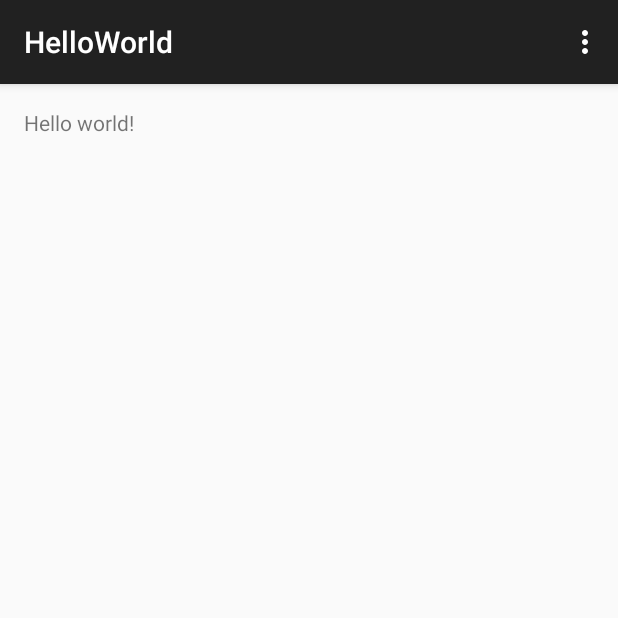
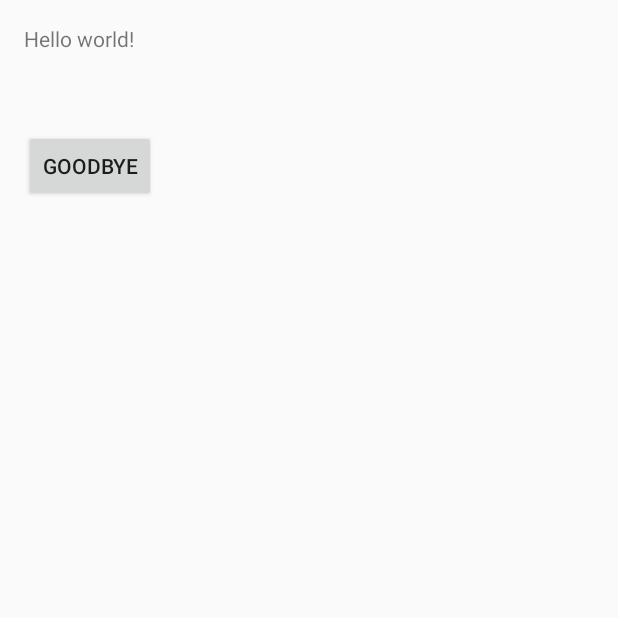
Before and after one commit to aharris1/HelloWorld, an Android app: the screen it shows after launch (MainActivity), on a phone screen of 412 x 824 dp, the top half of it. Run offline under Robolectric (Android 15) with nearby library versions, the phone set to English and light mode, and no system bars.

Commit message:
Merge branch 'master' of https://github.com/aharris1/HelloWorld
Button now changes textView from "Hello World" to "Goodbye Cruel World"

```diff
--- a/app/src/main/java/stevens/aharris1/helloworld/MainActivity.java
+++ b/app/src/main/java/stevens/aharris1/helloworld/MainActivity.java
@@ -1,17 +1,27 @@
 package stevens.aharris1.helloworld;
 
+import android.app.Activity;
 import android.support.v7.app.ActionBarActivity;
 import android.os.Bundle;
 import android.view.Menu;
 import android.view.MenuItem;
+import android.view.View;
+import android.widget.Button;
+import android.widget.LinearLayout;
+import android.widget.TextView;
 
 
-public class MainActivity extends ActionBarActivity {
+public class MainActivity extends Activity {
+    Button goodbyeButton;
+    TextView displayView;
 
     @Override
     protected void onCreate(Bundle savedInstanceState) {
         super.onCreate(savedInstanceState);
         setContentView(R.layout.activity_main);
+        goodbyeButton = (Button) findViewById(R.id.goodbyeButton);
+        displayView = (TextView) findViewById(R.id.displayText);
+        goodbyeButton.setOnClickListener(buttonHandler);
     }
 
     @Override
@@ -20,6 +30,12 @@ public class MainActivity extends ActionBarActivity {
         getMenuInflater().inflate(R.menu.menu_main, menu);
         return true;
     }
+
+    View.OnClickListener buttonHandler = new View.OnClickListener(){
+        public void onClick(View v){
+            displayView.setText("Goodbye Cruel World");
+        }
+    };
 
     @Override
     public boolean onOptionsItemSelected(MenuItem item) {
--- a/app/src/main/res/layout/activity_main.xml
+++ b/app/src/main/res/layout/activity_main.xml
@@ -6,6 +6,17 @@
     android:paddingBottom="@dimen/activity_vertical_margin" tools:context=".MainActivity">
 
     <TextView android:text="@string/hello_world" android:layout_width="wrap_content"
-        android:layout_height="wrap_content" />
+        android:layout_height="wrap_content"
+        android:id="@+id/displayText" />
+
+    <Button
+        android:layout_width="wrap_content"
+        android:layout_height="wrap_content"
+        android:text="@string/buttonText"
+        android:id="@+id/goodbyeButton"
+        android:layout_below="@+id/displayText"
+        android:layout_alignParentLeft="true"
+        android:layout_alignParentStart="true"
+        android:layout_marginTop="51dp" />
 
 </RelativeLayout>
--- a/app/src/main/res/values/strings.xml
+++ b/app/src/main/res/values/strings.xml
@@ -4,4 +4,5 @@
     <string name="hello_world">Hello world!</string>
     <string name="action_settings">Settings</string>
     <string name="goobye_world">Goodbye cruel world!</string>
+    <string name="buttonText">Goodbye</string>
 </resources>
```
Also changed, not shown: 1 other file.
